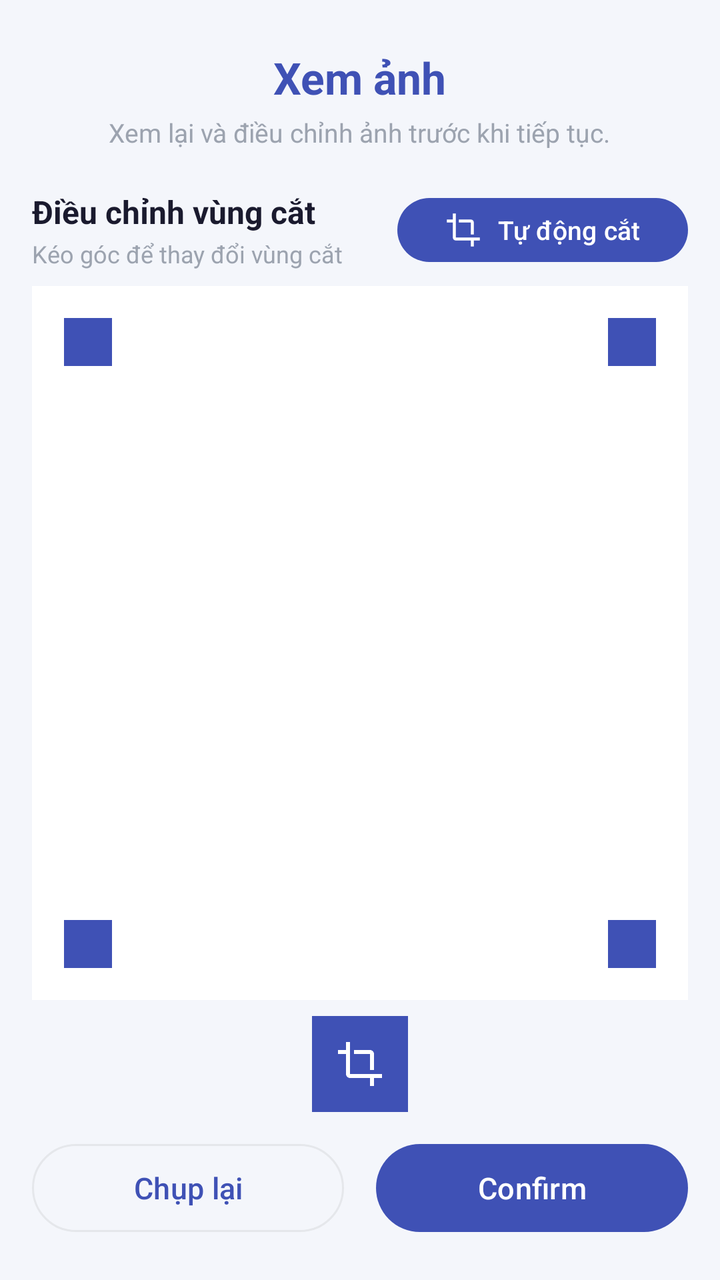
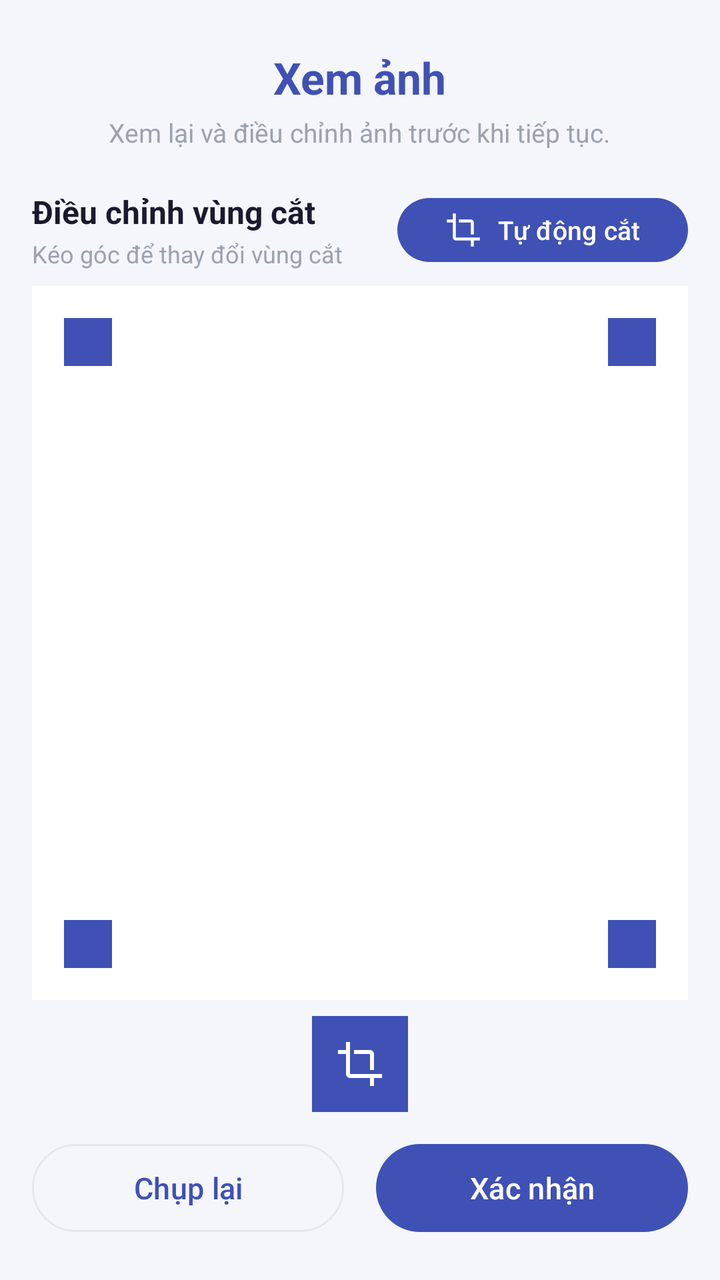

Screens rendered from an Android XML layout before and after an edit, with the pre-edit source and the edit as a unified diff.
<!-- AndroidManifest.xml: application theme Theme.SmartDocs -->
<!-- res/layout/activity_image_preview.xml -->
<?xml version="1.0" encoding="utf-8"?>
<LinearLayout
    xmlns:android="http://schemas.android.com/apk/res/android"
    xmlns:app="http://schemas.android.com/apk/res-auto"
    android:layout_width="match_parent"
    android:layout_height="match_parent"
    android:orientation="vertical"
    android:background="@color/background">

    
    <LinearLayout
        android:layout_width="match_parent"
        android:layout_height="wrap_content"
        android:orientation="vertical"
        android:paddingTop="24dp"
        android:paddingBottom="12dp"
        android:paddingStart="16dp"
        android:paddingEnd="16dp"
        android:gravity="center_horizontal">

        <TextView
            android:layout_width="wrap_content"
            android:layout_height="wrap_content"
            android:text="Xem ảnh"
            android:textSize="22sp"
            android:textStyle="bold"
            android:textColor="@color/primary" />

        <TextView
            android:layout_width="wrap_content"
            android:layout_height="wrap_content"
            android:text="Xem lại và điều chỉnh ảnh trước khi tiếp tục."
            android:textSize="13sp"
            android:textColor="@color/text_hint"
            android:layout_marginTop="4dp"
            android:gravity="center" />

    </LinearLayout>

    
    <LinearLayout
        android:layout_width="match_parent"
        android:layout_height="wrap_content"
        android:orientation="horizontal"
        android:paddingStart="16dp"
        android:paddingEnd="16dp"
        android:paddingTop="8dp"
        android:paddingBottom="8dp"
        android:gravity="center_vertical">

        
        <LinearLayout
            android:layout_width="0dp"
            android:layout_height="wrap_content"
            android:layout_weight="1"
            android:orientation="vertical">

            <TextView
                android:layout_width="wrap_content"
                android:layout_height="wrap_content"
                android:text="Điều chỉnh vùng cắt"
                android:textSize="16sp"
                android:textStyle="bold"
                android:textColor="@color/text_primary" />

            <TextView
                android:layout_width="wrap_content"
                android:layout_height="wrap_content"
                android:text="Kéo góc để thay đổi vùng cắt"
                android:textSize="12sp"
                android:textColor="@color/text_hint"
                android:layout_marginTop="2dp" />

        </LinearLayout>

        
        <com.google.android.material.button.MaterialButton
            android:id="@+id/btnAutoCrop"
            android:layout_width="wrap_content"
            android:layout_height="40dp"
            android:text="Tự động cắt"
            android:textSize="13sp"
            app:icon="@drawable/ic_crop"
            app:iconGravity="textStart"
            app:cornerRadius="20dp"
            app:backgroundTint="@color/primary" />

    </LinearLayout>

    
    <FrameLayout
        android:layout_width="match_parent"
        android:layout_height="0dp"
        android:layout_weight="1"
        android:layout_marginStart="16dp"
        android:layout_marginEnd="16dp"
        android:layout_marginBottom="8dp"
        android:background="@color/surface">

        
        <ImageView
            android:id="@+id/imgPreviewCrop"
            android:layout_width="match_parent"
            android:layout_height="match_parent"
            android:scaleType="fitCenter"
            android:adjustViewBounds="true" />

        
        <View
            android:id="@+id/viewCropOverlay"
            android:layout_width="match_parent"
            android:layout_height="match_parent"
            android:background="@drawable/ic_arrow_back"
            android:alpha="0"
            android:visibility="gone" />

        
        <View
            android:layout_width="24dp"
            android:layout_height="24dp"
            android:layout_gravity="top|start"
            android:layout_margin="16dp"
            android:background="@color/primary" />

        
        <View
            android:layout_width="24dp"
            android:layout_height="24dp"
            android:layout_gravity="top|end"
            android:layout_margin="16dp"
            android:background="@color/primary" />

        
        <View
            android:layout_width="24dp"
            android:layout_height="24dp"
            android:layout_gravity="bottom|start"
            android:layout_margin="16dp"
            android:background="@color/primary" />

        
        <View
            android:layout_width="24dp"
            android:layout_height="24dp"
            android:layout_gravity="bottom|end"
            android:layout_margin="16dp"
            android:background="@color/primary" />

    </FrameLayout>

    
    <LinearLayout
        android:layout_width="match_parent"
        android:layout_height="wrap_content"
        android:orientation="vertical"
        android:gravity="center"
        android:paddingBottom="4dp">

        <ImageView
            android:id="@+id/imgCropIcon"
            android:layout_width="48dp"
            android:layout_height="48dp"
            android:src="@drawable/ic_crop"
            android:background="@color/primary"
            app:tint="@color/white"
            android:padding="12dp"
            android:clickable="true"
            android:focusable="true" />

    </LinearLayout>

    
    <LinearLayout
        android:layout_width="match_parent"
        android:layout_height="wrap_content"
        android:orientation="horizontal"
        android:paddingStart="16dp"
        android:paddingEnd="16dp"
        android:paddingTop="8dp"
        android:paddingBottom="20dp">

        

        
        <com.google.android.material.button.MaterialButton
            android:id="@+id/btnRetake"
            style="@style/Widget.Material3.Button.OutlinedButton"
            android:layout_width="0dp"
            android:layout_height="52dp"
            android:layout_marginEnd="8dp"
            android:layout_weight="1"
            android:text="Chụp lại"
            android:textSize="15sp"
            app:cornerRadius="26dp"
            app:iconGravity="textStart" />

        <com.google.android.material.button.MaterialButton
            android:id="@+id/btnConfirm"
            android:layout_width="0dp"
            android:layout_height="52dp"
            android:layout_weight="1"
            android:layout_marginStart="8dp"
            android:text="Confirm"
            android:textSize="15sp"
            app:iconGravity="textStart"
            app:cornerRadius="26dp"
            app:backgroundTint="@color/primary" />

    </LinearLayout>

</LinearLayout>
<!-- resources referenced by this layout -->
<resources>
  <color name="background">#F4F6FB</color>
  <color name="primary">#3F51B5</color>
  <color name="surface">#FFFFFF</color>
  <color name="text_hint">#9CA3AF</color>
  <color name="text_primary">#1A1A2E</color>
  <color name="white">#FFFFFFFF</color>
  <!-- drawable ic_arrow_back (drawable) -->
  <?xml version="1.0" encoding="utf-8"?>
  <vector xmlns:android="http://schemas.android.com/apk/res/android"
      android:width="24dp"
      android:height="24dp"
      android:viewportWidth="24"
      android:viewportHeight="24">
      <path
          android:fillColor="@android:color/white"
          android:pathData="M20,11H7.83l5.59,-5.59L12,4l-8,8 8,8 1.41,-1.41L7.83,13H20v-2z" />
  </vector>
  <!-- drawable ic_crop (drawable) -->
  <?xml version="1.0" encoding="utf-8"?>
  <vector xmlns:android="http://schemas.android.com/apk/res/android"
      android:width="24dp"
      android:height="24dp"
      android:viewportWidth="24"
      android:viewportHeight="24">
      <path
          android:fillColor="#0D6EDF"
          android:pathData="M17,15h2V7c0,-1.1 -0.9,-2 -2,-2H9v2h8v8zM7,17V1H5v4H1v2h4v10c0,1.1 0.9,2 2,2h10v4h2v-4h4v-2H7z" />
  </vector>
  <style name="Theme.SmartDocs" parent="Base.Theme.SmartDocs" />
  <style name="Base.Theme.SmartDocs" parent="Theme.Material3.DayNight.NoActionBar">
          
          <item name="colorPrimary">@color/primary</item>
          <item name="colorPrimaryVariant">@color/primary_dark</item>
          <item name="colorSecondary">@color/accent_green</item>
          <item name="colorSecondaryVariant">@color/accent_green_dark</item>
          
          <item name="colorOnPrimary">@color/white</item>
          
          <item name="android:statusBarColor">@color/primary_dark</item>
          
          <item name="android:colorBackground">@color/background</item>
          
          <item name="colorSurface">@color/surface</item>
          <item name="colorOnSurface">@color/text_primary</item>
          <item name="colorOutline">@color/divider</item>
          
          <item name="android:windowAnimationStyle">@style/AppActivityAnimation</item>
      </style>
  <color name="primary_dark">#303F9F</color>
  <color name="accent_green">#43A047</color>
  <color name="accent_green_dark">#2E7D32</color>
  <color name="divider">#E5E7EB</color>
  <style name="AppActivityAnimation" parent="@android:style/Animation.Activity">
          <item name="android:activityOpenEnterAnimation">@anim/slide_in_right</item>
          <item name="android:activityOpenExitAnimation">@anim/slide_out_left</item>
          <item name="android:activityCloseEnterAnimation">@anim/slide_in_left</item>
          <item name="android:activityCloseExitAnimation">@anim/slide_out_right</item>
      </style>
</resources>

<!-- the commit's change to res/layout/activity_image_preview.xml (unified diff, before → after) -->
@@ -200,7 +200,7 @@
             android:layout_height="52dp"
             android:layout_weight="1"
             android:layout_marginStart="8dp"
-            android:text="Confirm"
+            android:text="Xác nhận"
             android:textSize="15sp"
             app:iconGravity="textStart"
             app:cornerRadius="26dp"
